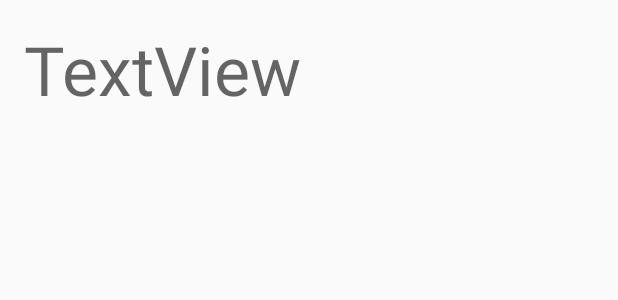
After one commit to henglicad/group1apk, an Android app: the layout listview_headings_quick_view.xml on its own in the app's theme, with its tools: preview values and no code run, on a phone screen of 412 x 824 dp. The commit adds this screen. Shown: the top 300 px of the screen. Run offline under Robolectric (Android 15) with nearby library versions, the phone set to English and light mode, and no system bars.

```diff
--- /dev/null
+++ b/app/src/main/res/layout/listview_headings_quick_view.xml
@@ -0,0 +1,15 @@
+<?xml version="1.0" encoding="utf-8"?>
+<LinearLayout xmlns:android="http://schemas.android.com/apk/res/android"
+    android:orientation="vertical" android:layout_width="match_parent"
+    android:layout_height="match_parent">
+
+    <TextView
+        android:id="@+id/TextViewSemester"
+        android:layout_width="wrap_content"
+        android:layout_height="wrap_content"
+        android:layout_marginLeft="16dp"
+        android:layout_marginTop="16dp"
+        android:text="TextView"
+        android:textAppearance="@style/TextAppearance.AppCompat.Display2" />
+
+</LinearLayout>
```
Also changed, not shown: app/src/main/java/com/group1/EngPlan/CourseAdapter.java (+40 -1 lines), app/src/main/java/com/group1/EngPlan/GapAdapter.java (added, +48 -0 lines), app/src/main/java/com/group1/EngPlan/QuickView.java (+14 -14 lines).
